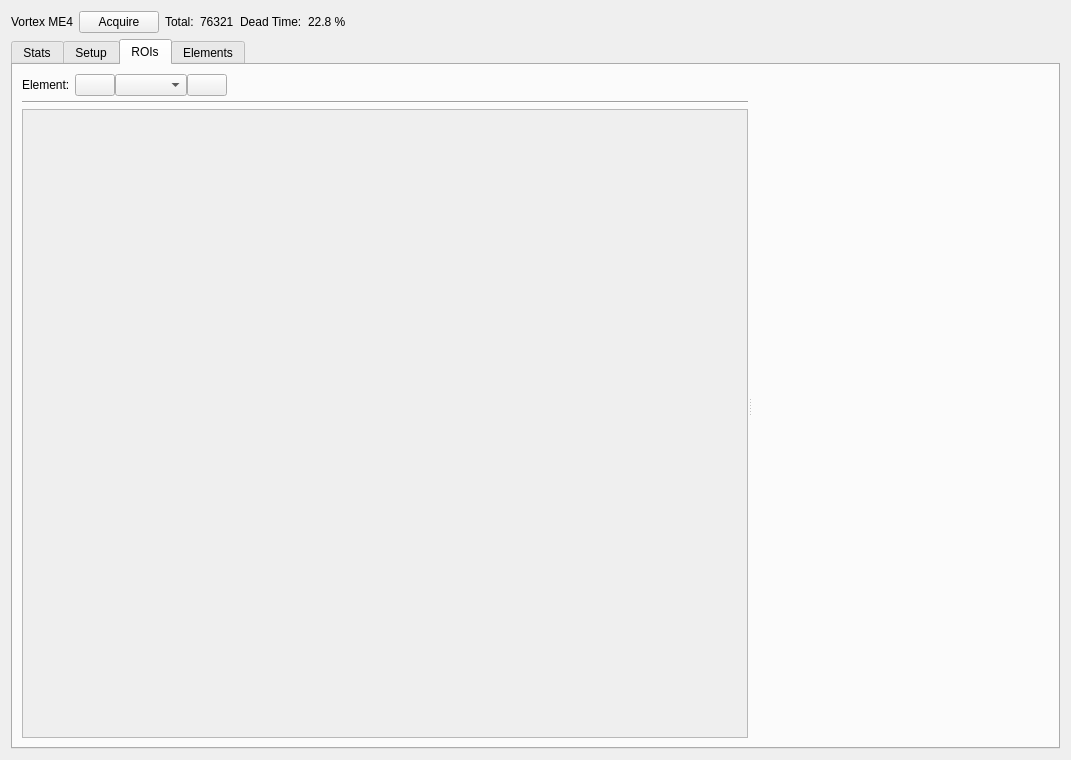
Above: firefly/xrf_detector.ui from spc-group/haven before the change. Below: the same form after it.
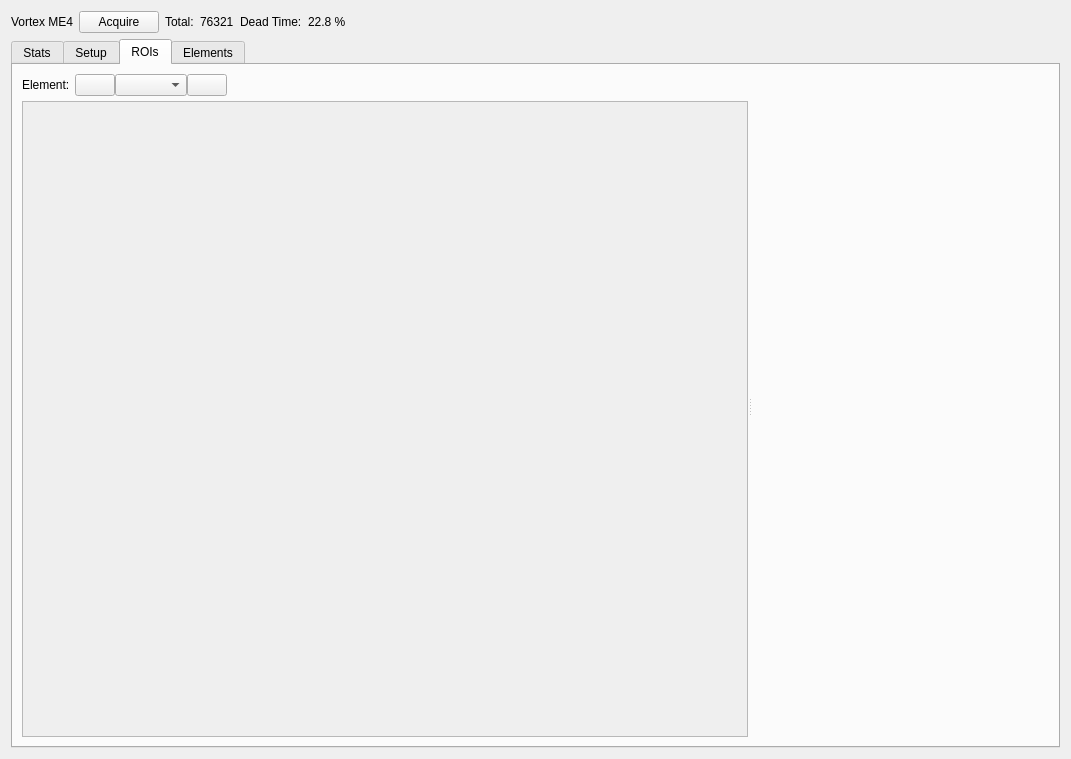
That is the form after the change. The open tabs and pages were chosen to show the change. Custom widgets are drawn as their Qt base class.

Commit message: Interactive disabling of ROI/MCA rows in the XRF detector window.

What changed in the file:
```diff
--- a/firefly/xrf_detector.ui
+++ b/firefly/xrf_detector.ui
@@ -7,7 +7,7 @@
     <x>0</x>
     <y>0</y>
     <width>1071</width>
-    <height>760</height>
+    <height>759</height>
    </rect>
   </property>
   <property name="sizePolicy">
@@ -682,13 +682,6 @@
               </item>
              </layout>
             </item>
-            <item>
-             <widget class="Line" name="line">
-              <property name="orientation">
-               <enum>Qt::Horizontal</enum>
-              </property>
-             </widget>
-            </item>
             <item>
              <widget class="QScrollArea" name="scrollArea">
               <property name="horizontalScrollBarPolicy">
@@ -702,8 +695,8 @@
                 <rect>
                  <x>0</x>
                  <y>0</y>
-                 <width>628</width>
-                 <height>505</height>
+                 <width>642</width>
+                 <height>416</height>
                 </rect>
                </property>
                <layout class="QVBoxLayout" name="verticalLayout_7">
```
Left out of the diff: 338 changed lines with no effect on the pictures. The commit also changes 7 other files.
